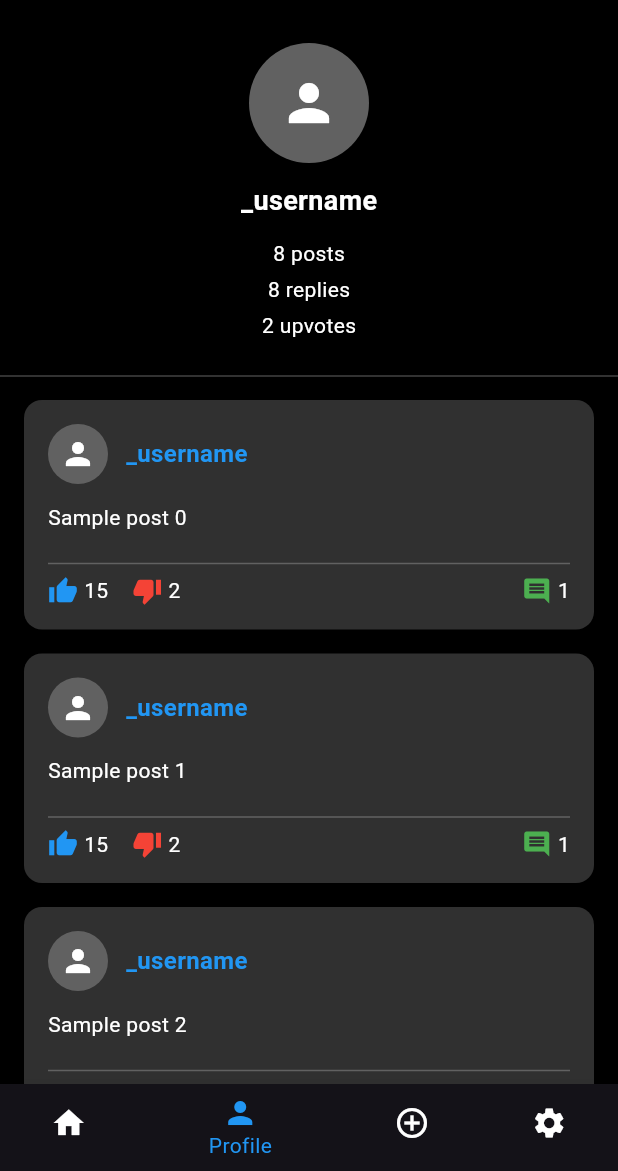
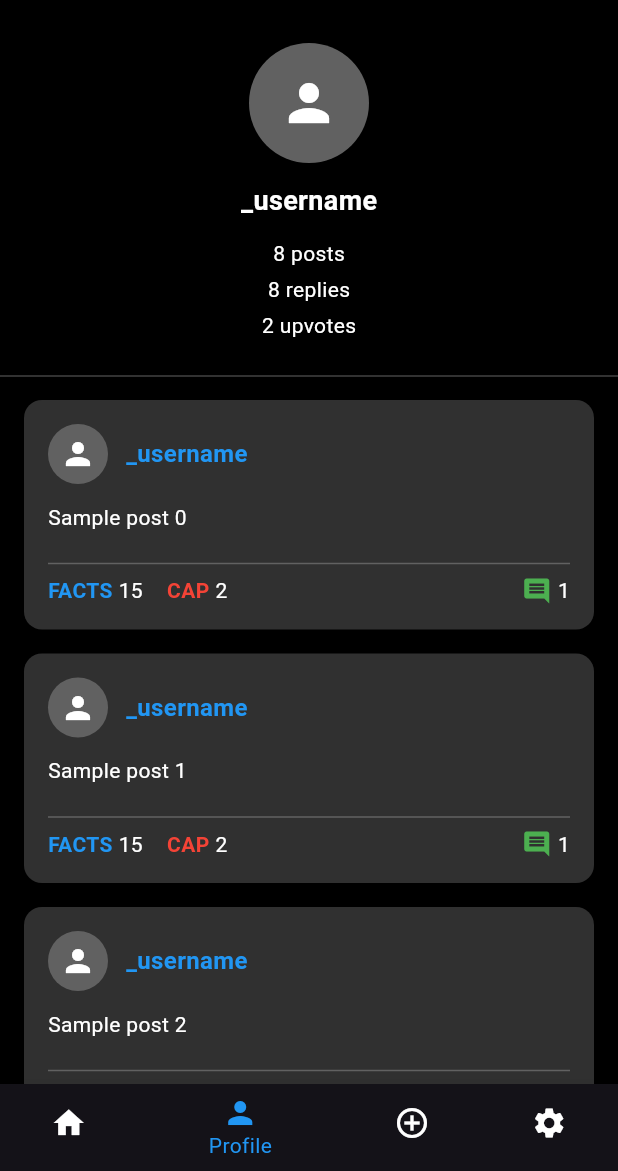
Before and after one commit to DArtagnanCalitz/Mobile-Apps, a Flutter app: the MainHomePage screen opened by its route, item 2 of the bottom bar chosen, on a phone screen of 412 x 824 dp, the part 65-1236 px from its top. Run offline on Flutter 3.47's test engine with Material 3 defaults, Android fonts, the phone set to English and light mode, and no system bars; our stand-ins replace cloud_firestore, firebase_auth, firebase_core, flutter_riverpod, geolocator, google_fonts and 3 more; missing offline and left inert: flame; accounts and stored records are empty.

Commit message:
Facts or Cap

```diff
--- a/cohort_confessions/lib/widgets/post_card.dart
+++ b/cohort_confessions/lib/widgets/post_card.dart
@@ -1,6 +1,6 @@
 import 'package:flutter/material.dart';
 
-class PostCard extends StatelessWidget {
+class PostCard extends StatefulWidget {
   final String username;
   final String content;
   final int upvotes;
@@ -17,6 +17,35 @@ class PostCard extends StatelessWidget {
     required this.comments,
     required this.weather, // Include weather in the constructor
   });
+
+  @override
+  _PostCardState createState() => _PostCardState();
+}
+
+class _PostCardState extends State<PostCard> {
+  late int upvotes;
+  late int downvotes;
+
+  @override
+  void initState() {
+    super.initState();
+    upvotes = widget.upvotes; // Initialize with the initial upvotes
+    downvotes = widget.downvotes; // Initialize with the initial downvotes
+  }
+
+  // Method to handle upvote (FACTS) click
+  void _incrementUpvotes() {
+    setState(() {
+      upvotes++;
+    });
+  }
+
+  // Method to handle downvote (CAP) click
+  void _incrementDownvotes() {
+    setState(() {
+      downvotes++;
+    });
+  }
 
   @override
   Widget build(BuildContext context) {
@@ -40,7 +69,7 @@ class PostCard extends StatelessWidget {
                 ),
                 SizedBox(width: 12),
                 Text(
-                  username,
+                  widget.username,
                   style: TextStyle(
                     color: Colors.blue,
                     fontWeight: FontWeight.bold,
@@ -51,7 +80,7 @@ class PostCard extends StatelessWidget {
             ),
             SizedBox(height: 12),
             Text(
-              content,
+              widget.content,
               style: TextStyle(
                 color: Colors.white,
                 fontSize: 14,
@@ -65,14 +94,36 @@ class PostCard extends StatelessWidget {
               children: [
                 Row(
                   children: [
-                    Icon(Icons.thumb_up, color: Colors.blue, size: 20),
+                    // Make "FACTS" clickable
+                    GestureDetector(
+                      onTap: _incrementUpvotes,
+                      child: Text(
+                        "FACTS",
+                        style: TextStyle(
+                          color: Colors.blue,
+                          fontSize: 14,
+                          fontWeight: FontWeight.bold,
+                        ),
+                      ),
+                    ),
                     SizedBox(width: 4),
                     Text(
                       upvotes.toString(),
                       style: TextStyle(color: Colors.white, fontSize: 14),
                     ),
                     SizedBox(width: 16),
-                    Icon(Icons.thumb_down, color: Colors.red, size: 20),
+                    // Make "CAP" clickable
+                    GestureDetector(
+                      onTap: _incrementDownvotes,
+                      child: Text(
+                        "CAP",
+                        style: TextStyle(
+                          color: Colors.red,
+                          fontSize: 14,
+                          fontWeight: FontWeight.bold,
+                        ),
+                      ),
+                    ),
                     SizedBox(width: 4),
                     Text(
                       downvotes.toString(),
@@ -82,11 +133,11 @@ class PostCard extends StatelessWidget {
                 ),
                 Row(
                   children: [
-                    if (weather.isNotEmpty) ...[
+                    if (widget.weather.isNotEmpty) ...[
                       Icon(Icons.wb_sunny, color: Colors.yellow, size: 20),
                       SizedBox(width: 4),
                       Text(
-                        weather,
+                        widget.weather,
                         style: TextStyle(color: Colors.white, fontSize: 14),
                       ),
                     ],
@@ -97,7 +148,7 @@ class PostCard extends StatelessWidget {
                     Icon(Icons.comment, color: Colors.green, size: 20),
                     SizedBox(width: 4),
                     Text(
-                      comments.toString(),
+                      widget.comments.toString(),
                       style: TextStyle(color: Colors.white, fontSize: 14),
                     ),
                   ],
```
